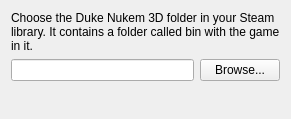
larsoyd/duke3d-megaton-ultrawide-fix, file installer/packages/io.github.larsoyd.duke3dultrawide/meta/gamedir.ui: the form before one commit.
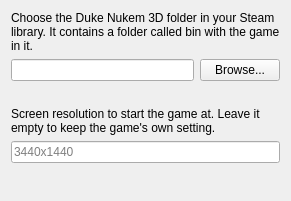
The form after the commit.

Commit message: Ask for the screen resolution in the installer

Patch:
```diff
--- a/installer/packages/io.github.larsoyd.duke3dultrawide/meta/gamedir.ui
+++ b/installer/packages/io.github.larsoyd.duke3dultrawide/meta/gamedir.ui
@@ -37,6 +37,30 @@
      </property>
     </widget>
    </item>
+   <item>
+    <widget class="QLabel" name="resIntro">
+     <property name="text">
+      <string>Screen resolution to start the game at. Leave it empty to keep the game's own setting.</string>
+     </property>
+     <property name="wordWrap">
+      <bool>true</bool>
+     </property>
+    </widget>
+   </item>
+   <item>
+    <widget class="QLineEdit" name="resolution">
+     <property name="placeholderText">
+      <string>3440x1440</string>
+     </property>
+    </widget>
+   </item>
+   <item>
+    <widget class="QLabel" name="resState">
+     <property name="wordWrap">
+      <bool>true</bool>
+     </property>
+    </widget>
+   </item>
    <item>
     <spacer name="spacer">
      <property name="orientation">
```
The commit also changes 1 other file.
